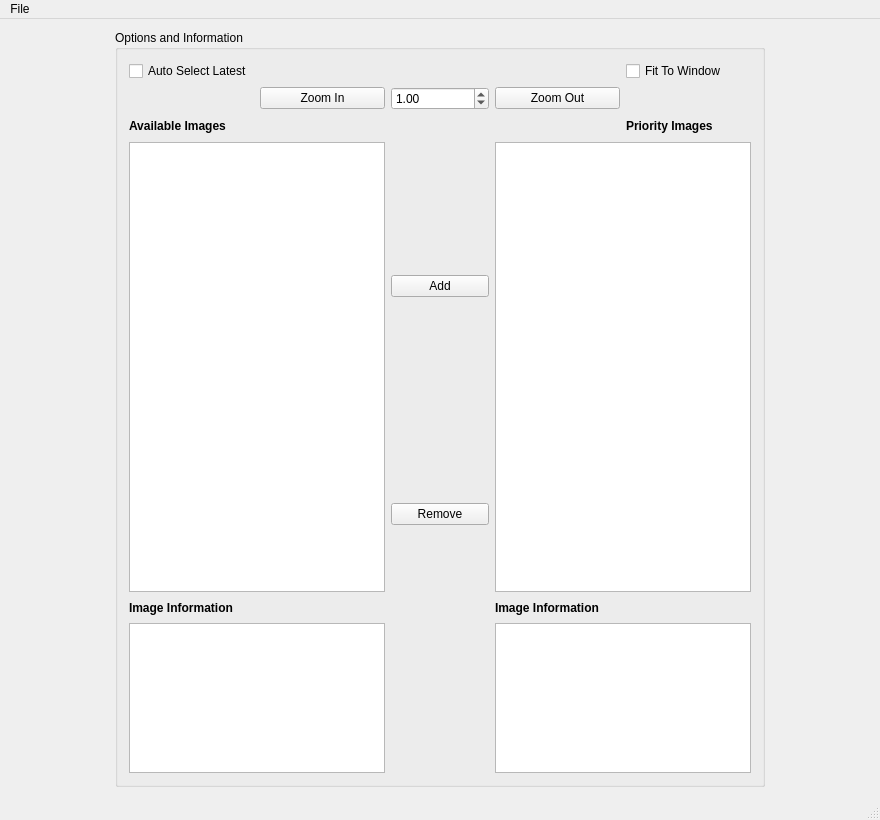
Before: the Qt Designer form mainwindow.ui in Morgan243/Dynamic-Image-Viewer, drawn with Qt 5.
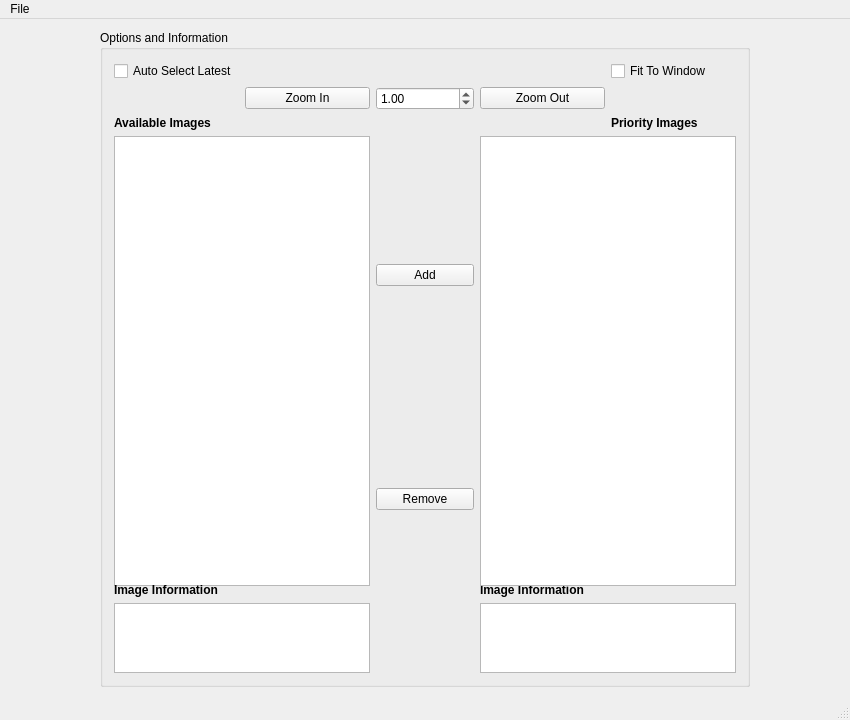
After: the same form once the commit is applied.

```diff
--- a/mainwindow.ui
+++ b/mainwindow.ui
@@ -6,10 +6,22 @@
    <rect>
     <x>0</x>
     <y>0</y>
-    <width>880</width>
-    <height>820</height>
+    <width>850</width>
+    <height>720</height>
    </rect>
   </property>
+  <property name="sizePolicy">
+   <sizepolicy hsizetype="Minimum" vsizetype="Minimum">
+    <horstretch>0</horstretch>
+    <verstretch>0</verstretch>
+   </sizepolicy>
+  </property>
+  <property name="minimumSize">
+   <size>
+    <width>500</width>
+    <height>700</height>
+   </size>
+  </property>
   <property name="windowTitle">
    <string>MainWindow</string>
   </property>
@@ -224,7 +236,7 @@
     <rect>
      <x>0</x>
      <y>0</y>
-     <width>880</width>
+     <width>850</width>
      <height>21</height>
     </rect>
    </property>
```
Left out of the diff: 2 changed lines with no effect on the pictures.
